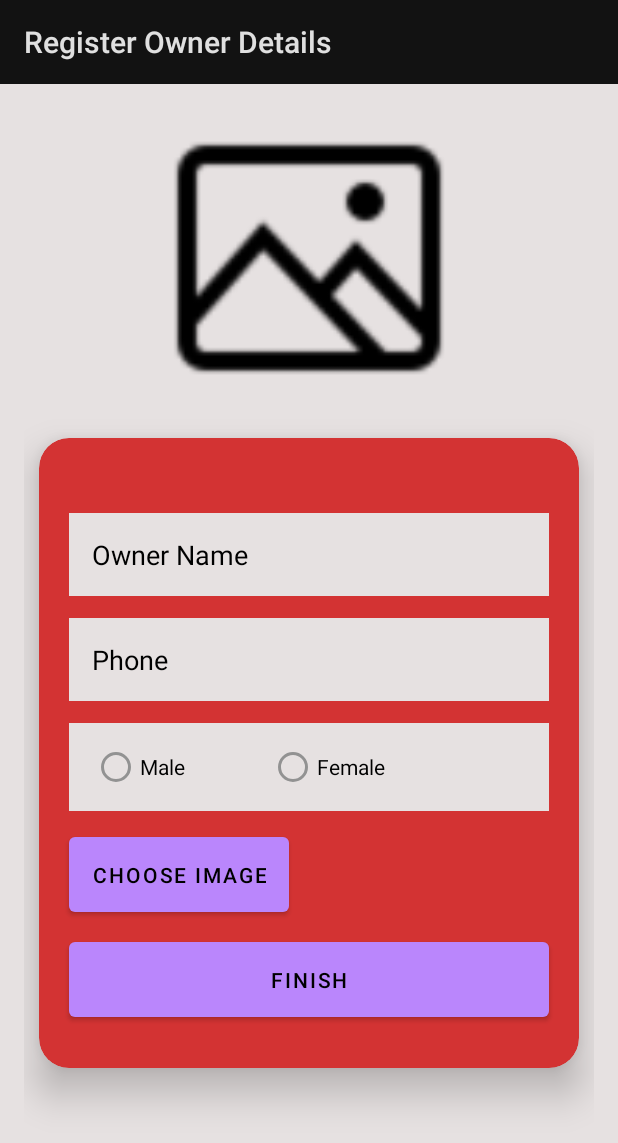
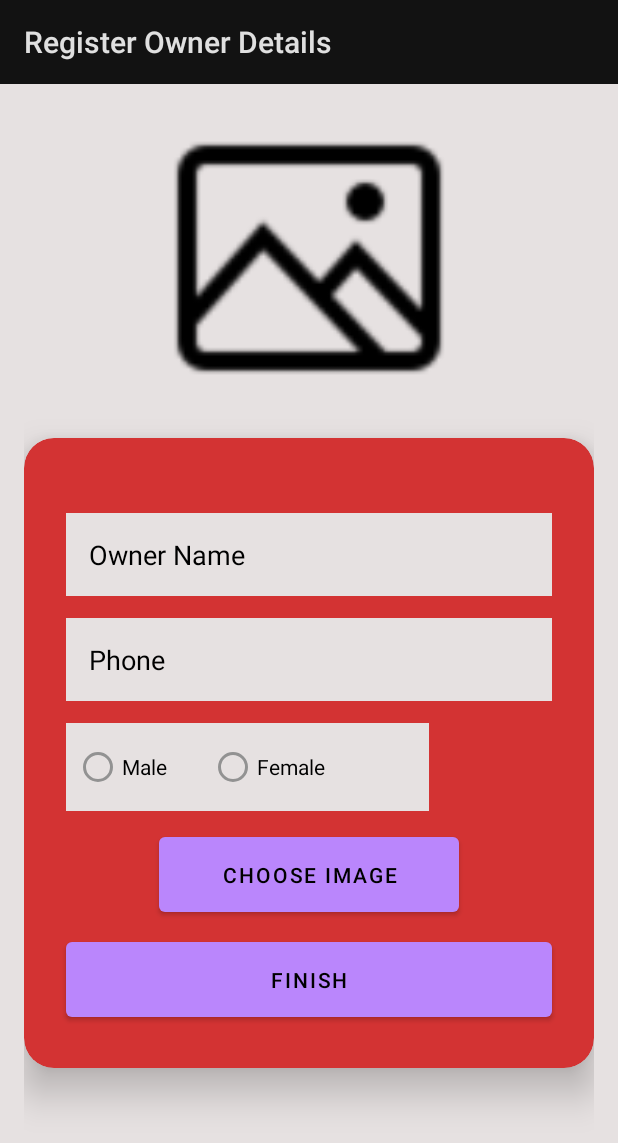
Before and after one commit to ChinmayGawad/Student_Room_Sharing_App, an Android app: the RegisterOwnerDetails screen opened directly, with no data from a screen before it, on a phone screen of 412 x 824 dp. Shown: the top 1143 px of the screen. Run offline under Robolectric (Android 15) with nearby library versions, the phone set to English and light mode, and no system bars; our stand-ins replace Firebase (no records; nobody signed in at launch, a user with empty details on screens opened directly).

Commit message:
add rooms

```diff
--- a/app/src/main/res/layout/activity_add_room.xml
+++ b/app/src/main/res/layout/activity_add_room.xml
@@ -25,10 +25,9 @@
     </androidx.viewpager.widget.ViewPager>
 
     <androidx.cardview.widget.CardView
-        android:layout_width="360dp"
+        android:layout_width="match_parent"
         android:layout_height="450dp"
         android:layout_marginTop="210dp"
-        android:layout_marginLeft="10dp"
         app:cardCornerRadius="20dp"
         app:cardElevation="15dp"
         android:backgroundTint="#D33333">
--- a/app/src/main/res/layout/activity_main.xml
+++ b/app/src/main/res/layout/activity_main.xml
@@ -12,7 +12,7 @@
         android:layout_width="180dp"
         android:layout_height="180dp"
         android:layout_marginStart="100dp"
-        android:layout_marginTop="160dp"
+        android:layout_marginTop="200dp"
         android:layout_marginEnd="100dp"
         android:layout_marginBottom="450dp"
         android:background="@color/White"
@@ -38,7 +38,7 @@
         android:layout_marginStart="100dp"
         android:layout_marginTop="100dp"
         android:layout_marginEnd="100dp"
-        android:layout_marginBottom="250dp"
+        android:layout_marginBottom="220dp"
         android:background="#ffffff"
         app:cardCornerRadius="15dp"
         app:cardElevation="12dp"
--- a/app/src/main/res/layout/activity_regsiter_owner_details.xml
+++ b/app/src/main/res/layout/activity_regsiter_owner_details.xml
@@ -8,26 +8,26 @@
 
     <ImageView
         android:id="@+id/ImageOwnerNOC"
-        android:layout_width="340dp"
+        android:layout_width="match_parent"
         android:layout_height="200dp"
-        android:layout_marginLeft="20dp"
         android:src="@drawable/imageplaceholder" />
+
     <androidx.cardview.widget.CardView
-        android:layout_width="360dp"
+        android:layout_width="match_parent"
         android:layout_height="420dp"
         android:layout_marginTop="220dp"
-        android:layout_marginLeft="10dp"
         app:cardCornerRadius="20dp"
         app:cardElevation="15dp"
         android:backgroundTint="#D33333">
 
     <EditText
         android:id="@+id/editTextOwnerName"
-        android:layout_width="320dp"
+        android:layout_width="match_parent"
         android:layout_height="wrap_content"
+        android:layout_marginStart="28dp"
+        android:layout_marginEnd="28dp"
         android:layout_below="@+id/ImageOwnerNOC"
         android:layout_marginTop="50dp"
-        android:layout_marginLeft="20dp"
         android:padding="15dp"
         android:hint="Owner Name"
         android:minHeight="48dp"
@@ -37,11 +37,12 @@
 
     <EditText
         android:id="@+id/editTextOwnerPhone"
-        android:layout_width="320dp"
+        android:layout_width="match_parent"
         android:layout_height="wrap_content"
+        android:layout_marginStart="28dp"
+        android:layout_marginEnd="28dp"
         android:layout_below="@id/editTextOwnerName"
         android:layout_marginTop="120dp"
-        android:layout_marginLeft="20dp"
         android:hint="Phone"
         android:inputType="number"
         android:padding="15dp"
@@ -55,10 +56,11 @@
 
         <RadioGroup
             android:id="@+id/radioGroupGender"
-            android:layout_width="320dp"
+            android:layout_width="match_parent"
             android:layout_height="wrap_content"
+            android:layout_marginStart="28dp"
+            android:layout_marginEnd="110dp"
             android:layout_below="@id/editTextOwnerPhone"
-            android:layout_marginLeft="20dp"
             android:layout_marginTop="190dp"
             android:background="@color/final_white"
             android:orientation="horizontal"
@@ -66,17 +68,16 @@
 
             <RadioButton
                 android:id="@+id/radioButtonMale"
-                android:layout_width="98dp"
+                android:layout_width="80dp"
                 android:layout_height="wrap_content"
-                android:layout_marginLeft="10dp"
                 android:text="Male"
                 android:textColor="@color/black" />
 
             <RadioButton
                 android:id="@+id/radioButtonFemale"
-                android:layout_width="117dp"
+                android:layout_width="120dp"
                 android:layout_height="wrap_content"
-                android:layout_marginLeft="20dp"
+                android:layout_marginLeft="10dp"
                 android:text="Female"
                 android:textColor="@color/black" />
 
@@ -86,8 +87,10 @@
 
         <Button
         android:id="@+id/buttonChooseImage"
-        android:layout_width="wrap_content"
+        android:layout_width="match_parent"
         android:layout_height="wrap_content"
+        android:layout_marginStart="90dp"
+        android:layout_marginEnd="90dp"
         android:layout_below="@+id/radioGroupGender"
         android:layout_marginTop="260dp"
         android:padding="15dp"
@@ -96,11 +99,12 @@
 
     <Button
         android:id="@+id/buttonFinish"
-        android:layout_width="320dp"
+        android:layout_width="match_parent"
         android:layout_height="wrap_content"
+        android:layout_marginStart="28dp"
+        android:layout_marginEnd="28dp"
         android:layout_below="@id/buttonChooseImage"
         android:layout_marginTop="330dp"
-        android:layout_marginLeft="20dp"
         android:padding="15dp"
         android:text="Finish" />
 
--- a/app/src/main/res/layout/activity_sign_up.xml
+++ b/app/src/main/res/layout/activity_sign_up.xml
@@ -44,6 +44,7 @@
             android:layout_marginStart="28dp"
             android:layout_marginEnd="28dp"
             android:layout_marginTop="100dp"
+            android:padding="15dp"
             android:background="#E6E1E1"
             android:hint="@string/email_id"
             android:textColorHint="@color/black"
@@ -83,6 +84,7 @@
                 android:layout_width="match_parent"
                 android:layout_height="61dp"
                 android:hint="@string/password"
+                android:padding="15dp"
                 android:inputType="textPassword" />
         </com.google.android.material.textfield.TextInputLayout>
 
@@ -109,6 +111,7 @@
                 android:layout_width="match_parent"
                 android:layout_height="62dp"
                 android:hint="@string/password"
+                android:padding="15dp"
                 android:inputType="textPassword"
                 tools:ignore="TextContrastCheck,VisualLintTextFieldSize" />
         </com.google.android.material.textfield.TextInputLayout>
```
